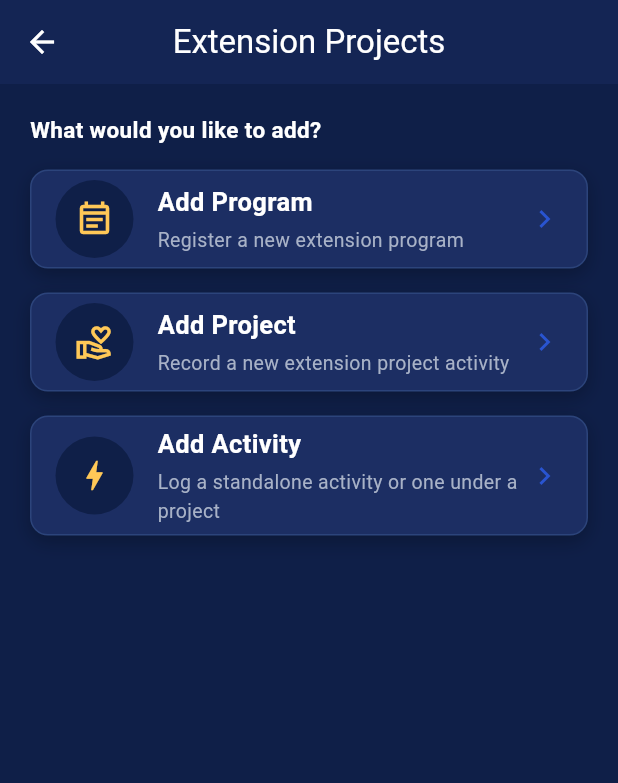
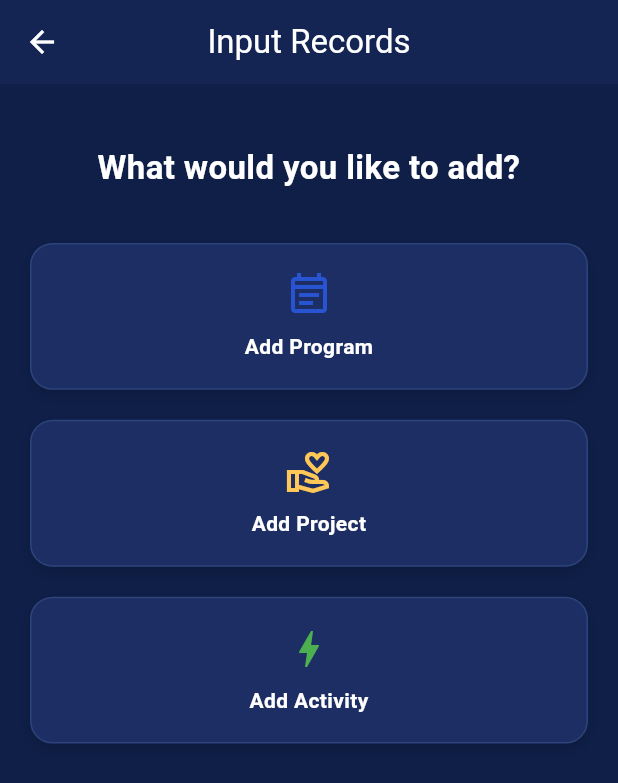
Before and after one commit to celynyzavel/cicsextension_offiice, a Flutter app: the RecordsFormPage screen opened directly, on a phone screen of 412 x 824 dp. Shown: the top 783 px of the screen. Run offline on Flutter 3.47's test engine with Material 3 defaults, Android fonts, the phone set to English and light mode, and no system bars; network calls fail; Roboto replaces fonts that are missing (Poppins).

Commit message:
Update records_form_page.dart

```diff
--- a/lib/screens/records_form_page.dart
+++ b/lib/screens/records_form_page.dart
@@ -1,11 +1,11 @@
 import 'package:flutter/material.dart';
 import '../theme/app_colors.dart';
-import '../widgets/common_widgets.dart';
 import '../models/form_fields.dart';
 import '../widgets/record_form.dart';
 
 class RecordsFormPage extends StatefulWidget {
   const RecordsFormPage({super.key});
+
   @override
   State<RecordsFormPage> createState() => _RecordsFormPageState();
 }
@@ -13,29 +13,51 @@ class RecordsFormPage extends StatefulWidget {
 class _RecordsFormPageState extends State<RecordsFormPage> {
   RecordType? _type;
 
-  Widget _selectionBox(String title, String subtitle, IconData icon, RecordType type) {
+  Widget _selectionCard({
+    required BuildContext context,
+    required String title,
+    required IconData icon,
+    required Color color,
+    required RecordType type,
+  }) {
+    final width = MediaQuery.of(context).size.width;
+
     return InkWell(
-      borderRadius: BorderRadius.circular(16),
       onTap: () => setState(() => _type = type),
-      child: cardBox(
-        margin: const EdgeInsets.only(bottom: 16),
+      borderRadius: BorderRadius.circular(15),
+      child: Container(
+        decoration: BoxDecoration(
+          color: kCard,
+          borderRadius: BorderRadius.circular(15),
+          border: Border.all(color: kCardBorder),
+          boxShadow: [
+            BoxShadow(
+              color: Colors.black.withOpacity(0.15),
+              blurRadius: 8,
+              offset: const Offset(0, 4),
+            ),
+          ],
+        ),
         child: Padding(
-          padding: const EdgeInsets.symmetric(vertical: 6),
-          child: Row(
+          padding: const EdgeInsets.all(12),
+          child: Column(
+            mainAxisAlignment: MainAxisAlignment.center,
             children: [
-              CircleAvatar(radius: 26, backgroundColor: kBackground, child: Icon(icon, color: kGold, size: 26)),
-              const SizedBox(width: 16),
-              Expanded(
-                child: Column(
-                  crossAxisAlignment: CrossAxisAlignment.start,
-                  children: [
-                    Text(title, style: const TextStyle(fontSize: 17, fontWeight: FontWeight.bold, color: kWhite)),
-                    const SizedBox(height: 4),
-                    Text(subtitle, style: const TextStyle(fontSize: 13, color: kTextSecondary)),
-                  ],
+              Icon(
+                icon,
+                color: color,
+                size: width < 600 ? 32 : 40,
+              ),
+              const SizedBox(height: 8),
+              Text(
+                title,
+                textAlign: TextAlign.center,
+                style: TextStyle(
+                  color: kWhite,
+                  fontWeight: FontWeight.bold,
+                  fontSize: width < 600 ? 14 : 16,
                 ),
               ),
-              const Icon(Icons.chevron_right, color: kPrimary),
             ],
           ),
         ),
@@ -45,12 +67,15 @@ class _RecordsFormPageState extends State<RecordsFormPage> {
 
   @override
   Widget build(BuildContext context) {
+    final width = MediaQuery.of(context).size.width;
+
     final title = switch (_type) {
-      null => 'Extension Projects',
+      null => 'Input Records',
       RecordType.program => 'Add Program',
       RecordType.project => 'Add Project',
       RecordType.activity => 'Add Activity',
     };
+
     return Scaffold(
       backgroundColor: kBackground,
       appBar: AppBar(
@@ -58,20 +83,75 @@ class _RecordsFormPageState extends State<RecordsFormPage> {
         centerTitle: true,
         backgroundColor: kSidebar,
         foregroundColor: kWhite,
-        leading: _type != null ? IconButton(icon: const Icon(Icons.arrow_back), onPressed: () => setState(() => _type = null)) : null,
+        leading: _type != null
+            ? IconButton(
+                icon: const Icon(Icons.arrow_back),
+                onPressed: () => setState(() => _type = null),
+              )
+            : null,
       ),
       body: Padding(
         padding: const EdgeInsets.all(20),
         child: _type == null
-            ? Column(
-                crossAxisAlignment: CrossAxisAlignment.stretch,
-                children: [
-                  const Text('What would you like to add?', style: TextStyle(fontSize: 15, fontWeight: FontWeight.w600, color: kWhite)),
-                  const SizedBox(height: 16),
-                  _selectionBox('Add Program', 'Register a new extension program', Icons.event_note_outlined, RecordType.program),
-                  _selectionBox('Add Project', 'Record a new extension project activity', Icons.volunteer_activism_outlined, RecordType.project),
-                  _selectionBox('Add Activity', 'Log a standalone activity or one under a project', Icons.bolt_outlined, RecordType.activity),
-                ],
+            ? SingleChildScrollView(
+                child: Column(
+                  children: [
+                    const SizedBox(height: 20),
+
+                    const Text(
+                      'What would you like to add?',
+                      textAlign: TextAlign.center,
+                      style: TextStyle(
+                        fontSize: 22,
+                        fontWeight: FontWeight.bold,
+                        color: kWhite,
+                      ),
+                    ),
+
+                    const SizedBox(height: 35),
+
+                    Center(
+                      child: SizedBox(
+                        width: width > 1000
+                            ? 750
+                            : width > 700
+                                ? 650
+                                : width,
+                        child: GridView.count(
+                          shrinkWrap: true,
+                          physics: const NeverScrollableScrollPhysics(),
+                          crossAxisCount: width < 600 ? 1 : 3,
+                          crossAxisSpacing: 20,
+                          mainAxisSpacing: 20,
+                          childAspectRatio: width < 600 ? 3.8 : 1.35,
+                          children: [
+                            _selectionCard(
+                              context: context,
+                              title: "Add Program",
+                              icon: Icons.event_note_outlined,
+                              color: kPrimary,
+                              type: RecordType.program,
+                            ),
+                            _selectionCard(
+                              context: context,
+                              title: "Add Project",
+                              icon: Icons.volunteer_activism_outlined,
+                              color: kGold,
+                              type: RecordType.project,
+                            ),
+                            _selectionCard(
+                              context: context,
+                              title: "Add Activity",
+                              icon: Icons.bolt_outlined,
+                              color: Colors.green,
+                              type: RecordType.activity,
+                            ),
+                          ],
+                        ),
+                      ),
+                    ),
+                  ],
+                ),
               )
             : RecordForm(
                 key: ValueKey(_type),
```
